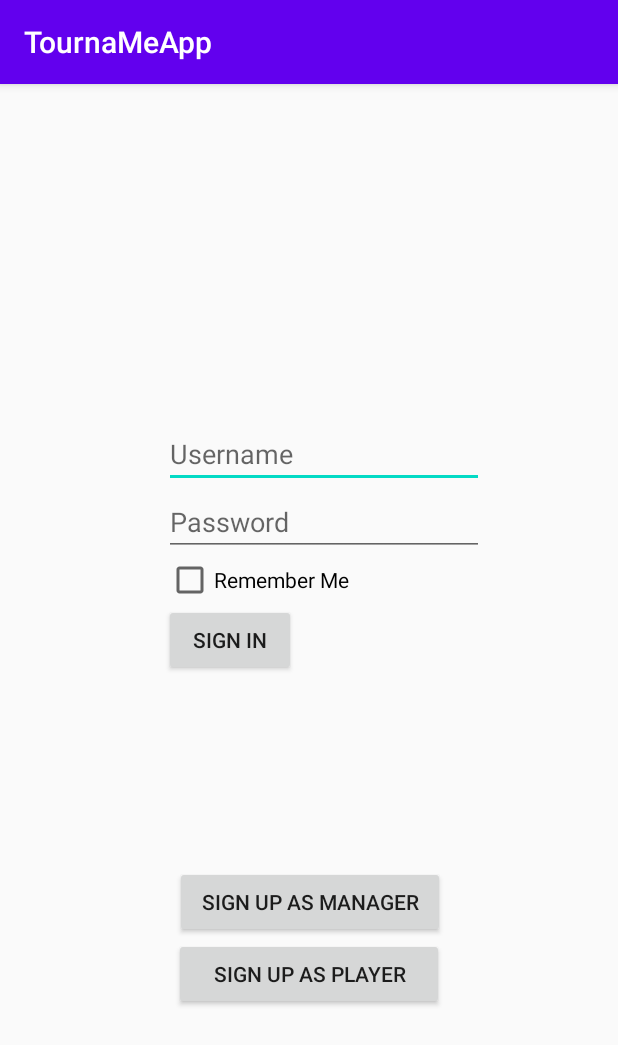
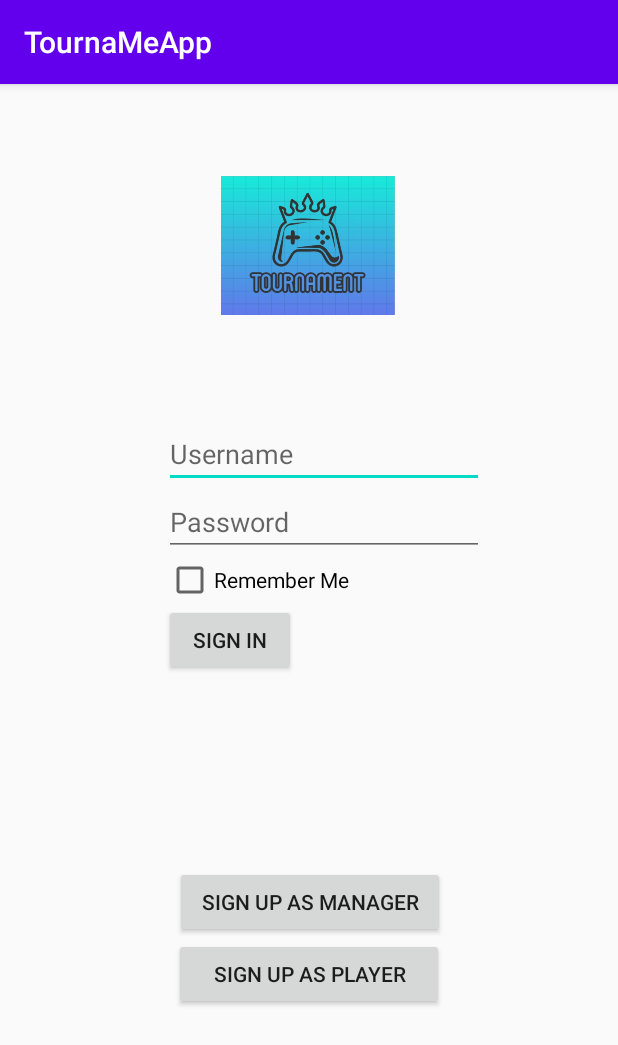
Before and after one commit to Software-Dev-Project-D-A-Y/TournaMeApp, an Android app: the screen it shows after launch (LoginActivity), on a phone screen of 412 x 824 dp. Shown: the top 1045 px of the screen. Run offline under Robolectric (Android 15) with nearby library versions, the phone set to English and light mode, and no system bars; our stand-ins replace Firebase (no records; nobody signed in at launch, a user with empty details on screens opened directly).

Commit message:
added logo

```diff
--- a/app/src/main/res/layout/activity_login.xml
+++ b/app/src/main/res/layout/activity_login.xml
@@ -81,4 +81,16 @@
         app:layout_constraintTop_toBottomOf="@+id/passwordTxt"
         app:layout_constraintVertical_bias="0.0" />
 
+    <ImageView
+        android:id="@+id/imageView2"
+        android:layout_width="116dp"
+        android:layout_height="111dp"
+        app:layout_constraintBottom_toTopOf="@+id/usernameTxt"
+        app:layout_constraintEnd_toEndOf="parent"
+        app:layout_constraintHorizontal_bias="0.498"
+        app:layout_constraintStart_toStartOf="parent"
+        app:layout_constraintTop_toTopOf="parent"
+        app:layout_constraintVertical_bias="0.46"
+        app:srcCompat="@drawable/logo" />
+
 </androidx.constraintlayout.widget.ConstraintLayout>
```
Also changed, not shown: app/src/main/res/layout/activity_main.xml (+16 -1 lines), app/src/main/res/layout/activity_manager.xml (+14 -0 lines), app/src/main/res/drawable/logo.jpg (added), app/src/main/res/drawable/trophy_people.jpg (added).
